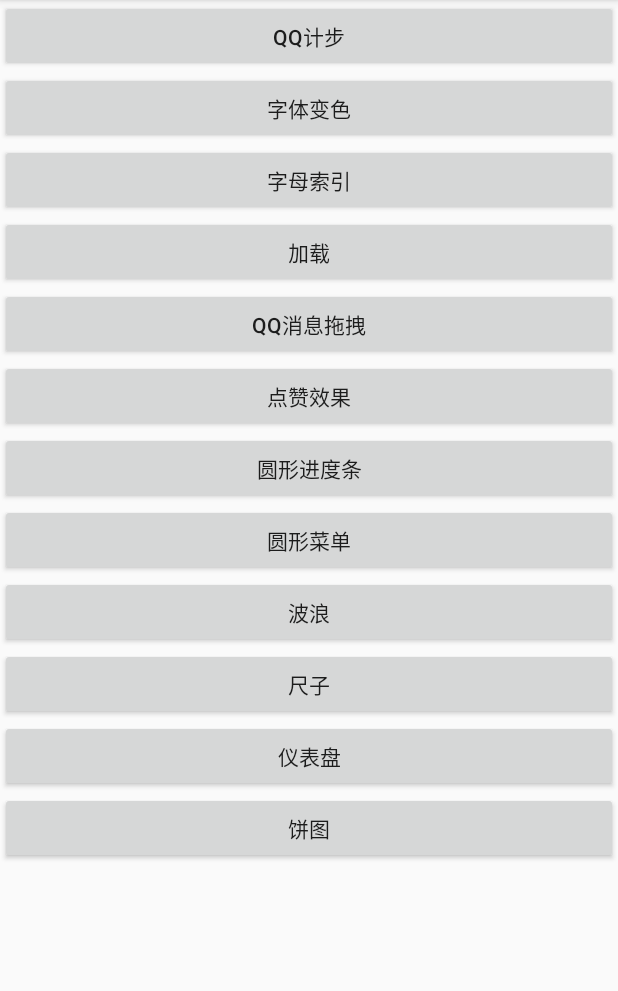
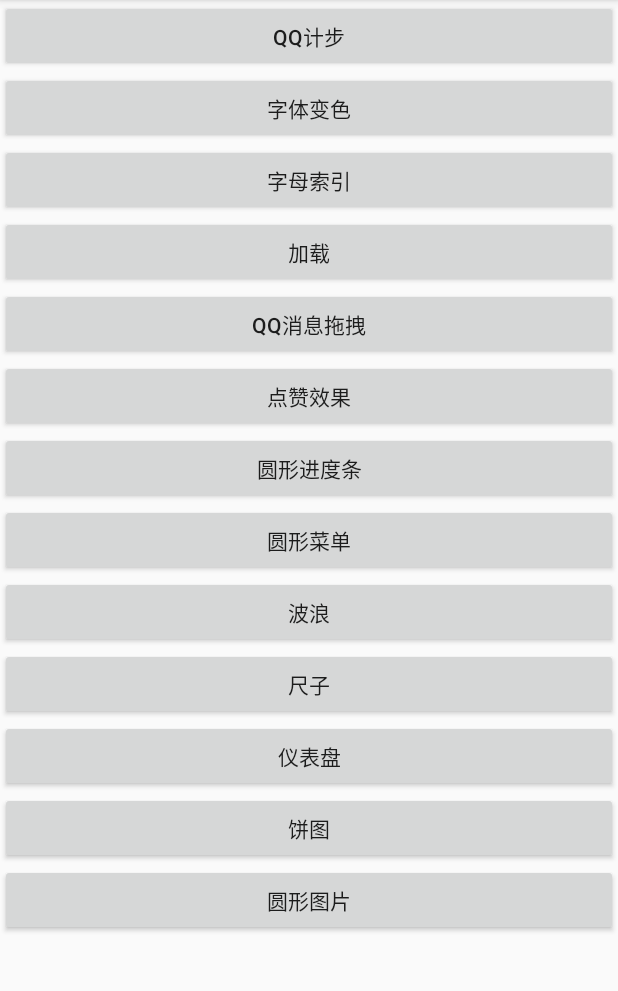
Before and after one commit to Doikki/DKWidget, an Android app: the screen it shows after launch (MainActivity), on a phone screen of 412 x 824 dp, the part 84-1075 px from its top. Run offline under Robolectric (Android 15) with nearby library versions, the phone set to English and light mode, and no system bars.

Commit message:
增加圆形图片

```diff
--- a/app/src/main/AndroidManifest.xml
+++ b/app/src/main/AndroidManifest.xml
@@ -14,6 +14,7 @@
         android:theme="@style/AppTheme"
         tools:ignore="GoogleAppIndexingWarning" >
         <activity android:name=".TestPieActivity"/>
+        <activity android:name=".TestCircleImageActivity"/>
         <activity android:name=".TestWaveActivity" />
         <activity android:name=".TestMenuActivity" />
         <activity android:name=".TestLikeActivity" />
--- a/app/src/main/java/xyz/doikki/widget/sample/MainActivity.java
+++ b/app/src/main/java/xyz/doikki/widget/sample/MainActivity.java
@@ -53,6 +53,9 @@ public class MainActivity extends AppCompatActivity {
             case R.id.pie_view:
                 startActivity(new Intent(this, TestPieActivity.class));
                 break;
+            case R.id.circle_image:
+                startActivity(new Intent(this, TestCircleImageActivity.class));
+                break;
         }
     }
 }
--- a/app/src/main/res/layout/activity_main.xml
+++ b/app/src/main/res/layout/activity_main.xml
@@ -94,6 +94,13 @@
             android:onClick="onButtonClick"
             android:text="饼图"/>
 
+        <Button
+            android:id="@+id/circle_image"
+            android:layout_width="match_parent"
+            android:layout_height="wrap_content"
+            android:onClick="onButtonClick"
+            android:text="圆形图片"/>
+
     </LinearLayout>
 
 </ScrollView>
```
Also changed, not shown: app/src/main/java/xyz/doikki/widget/sample/TestCircleImageActivity.kt (added, +16 -0 lines), app/src/main/res/layout/activity_test_circle_image.xml (added, +16 -0 lines), library/src/main/java/xyz/doikki/widget/circleimage/CircleImageView.kt (added, +45 -0 lines), app/src/main/res/drawable-xxhdpi/avatar.jpeg (added), app/src/main/res/drawable-xxhdpi/avatar_1.jpg (added).
